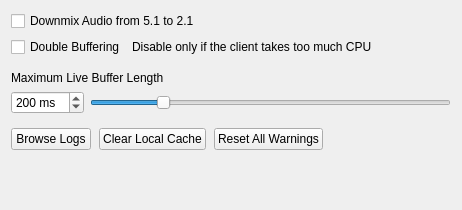
Before: the Qt Designer form client/libclient/src/ui/widgets/local_settings/advanced_settings_widget.ui in networkoptix/nx_open, drawn with Qt 5.
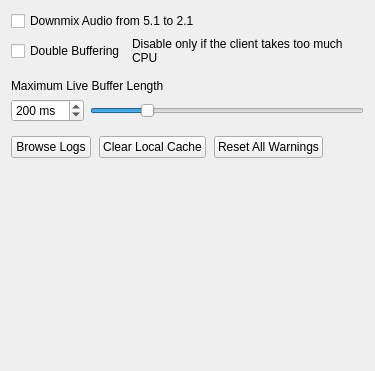
After: the same form once the commit is applied.

```diff
--- a/client/libclient/src/ui/widgets/local_settings/advanced_settings_widget.ui
+++ b/client/libclient/src/ui/widgets/local_settings/advanced_settings_widget.ui
@@ -6,8 +6,8 @@
    <rect>
     <x>0</x>
     <y>0</y>
-    <width>462</width>
-    <height>210</height>
+    <width>375</width>
+    <height>371</height>
    </rect>
   </property>
   <property name="windowTitle">
```
Left out of the diff: 3 changed lines with no effect on the pictures.
